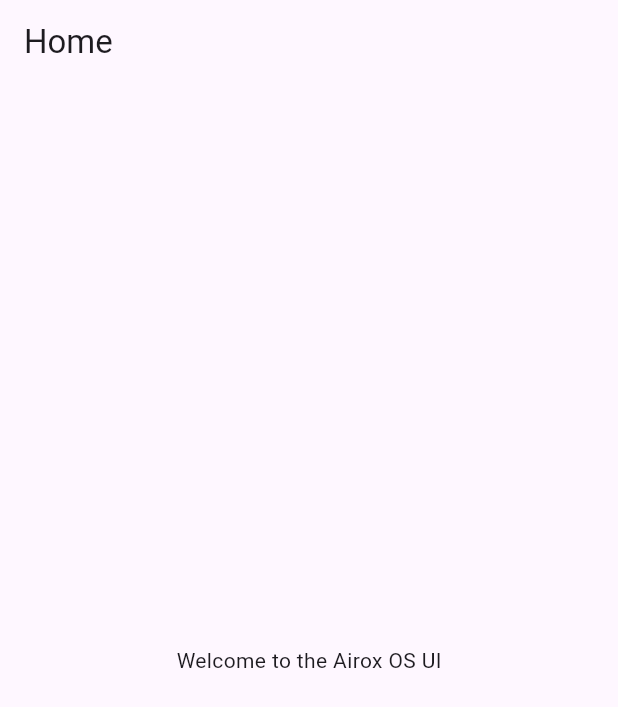
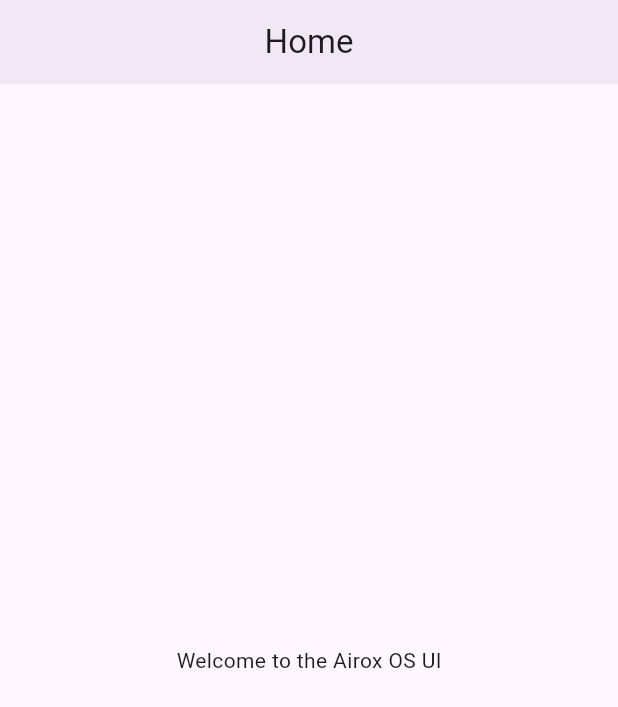
Before and after one commit to airox-os/airoxui, a Flutter app: the screen it shows after launch, on a phone screen of 412 x 824 dp. Shown: the top 707 px of the screen. Run offline on Flutter 3.47's test engine with Material 3 defaults, Android fonts, the phone set to English and light mode, and no system bars.

Commit message:
💡 Add custom AppBar widget with theme options in lib/src/widgets folder.

```diff
--- a/lib/src/widgets/custom_appbar.dart
+++ b/lib/src/widgets/custom_appbar.dart
@@ -2,14 +2,37 @@
 
 class CustomAppBar extends StatelessWidget implements PreferredSizeWidget {
   final String title;
+  final Color? backgroundColor;
+  final List<Widget>? actions;
+  final Widget? leading;
+  final bool centerTitle;
+  final double elevation;
+  final TextStyle? titleStyle;
 
-  const CustomAppBar({super.key, required this.title});
+  const CustomAppBar({
+    super.key,
+    required this.title,
+    this.backgroundColor,
+    this.actions,
+    this.leading,
+    this.centerTitle = true,
+    this.elevation = 4.0,
+    this.titleStyle,
+  });
 
   @override
   Widget build(BuildContext context) {
     return AppBar(
-      title: Text(title),
-      // ...custom AppBar properties...
+      title: Text(
+        title,
+        style: titleStyle ?? Theme.of(context).textTheme.titleLarge,
+      ),
+      backgroundColor: backgroundColor,
+      actions: actions,
+      leading: leading,
+      centerTitle: centerTitle,
+      elevation: elevation,
+      automaticallyImplyLeading: true,
     );
   }
 
```
